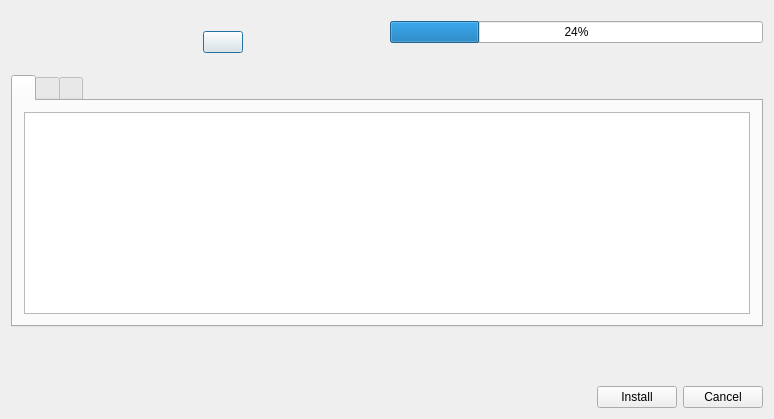
mvo5/gdebi, file data/GDebiKDEDialog.ui: the form before one commit.
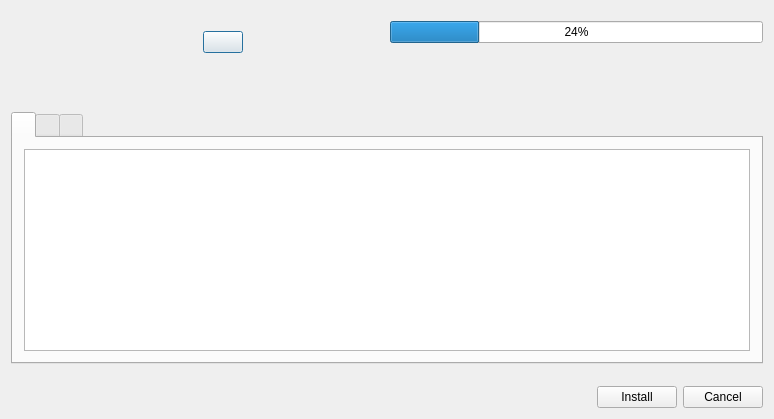
The form after the commit.

```diff
--- a/data/GDebiKDEDialog.ui
+++ b/data/GDebiKDEDialog.ui
@@ -21,8 +21,8 @@
   <property name="sizeGripEnabled" >
    <bool>false</bool>
   </property>
-  <layout class="QVBoxLayout" >
-   <item>
+  <layout class="QGridLayout" name="gridLayout" >
+   <item row="0" column="0" >
     <layout class="QHBoxLayout" >
      <item>
       <layout class="QGridLayout" >
@@ -144,7 +144,7 @@
      </item>
     </layout>
    </item>
-   <item>
+   <item row="1" column="0" >
     <spacer name="spacer3" >
      <property name="orientation" >
       <enum>Qt::Vertical</enum>
@@ -160,7 +160,81 @@
      </property>
     </spacer>
    </item>
-   <item>
+   <item row="2" column="0" >
+    <layout class="QHBoxLayout" >
+     <item>
+      <spacer name="spacer5" >
+       <property name="orientation" >
+        <enum>Qt::Horizontal</enum>
+       </property>
+       <property name="sizeType" >
+        <enum>QSizePolicy::Fixed</enum>
+       </property>
+       <property name="sizeHint" stdset="0" >
+        <size>
+         <width>20</width>
+         <height>20</height>
+        </size>
+       </property>
+      </spacer>
+     </item>
+     <item>
+      <widget class="QLabel" name="infoIcon" >
+       <property name="enabled" >
+        <bool>true</bool>
+       </property>
+       <property name="sizePolicy" >
+        <sizepolicy vsizetype="Minimum" hsizetype="Minimum" >
+         <horstretch>0</horstretch>
+         <verstretch>0</verstretch>
+        </sizepolicy>
+       </property>
+       <property name="maximumSize" >
+        <size>
+         <width>32</width>
+         <height>32</height>
+        </size>
+       </property>
+       <property name="scaledContents" >
+        <bool>true</bool>
+       </property>
+       <property name="wordWrap" >
+        <bool>false</bool>
+       </property>
+      </widget>
+     </item>
+     <item>
+      <widget class="QLabel" name="infoBox" >
+       <property name="enabled" >
+        <bool>true</bool>
+       </property>
+       <property name="text" >
+        <string/>
+       </property>
+       <property name="wordWrap" >
+        <bool>false</bool>
+       </property>
+      </widget>
+     </item>
+     <item>
+      <spacer name="spacer4" >
+       <property name="orientation" >
+        <enum>Qt::Horizontal</enum>
+       </property>
+       <property name="sizeType" >
+        <enum>QSizePolicy::Fixed</enum>
+       </property>
+       <property name="sizeHint" stdset="0" >
+        <size>
+         <width>51</width>
+         <height>31</height>
+        </size>
+       </property>
+      </spacer>
+     </item>
+    </layout>
+   </item>
+   <item row="3" column="0" >
     <widget class="QTabWidget" name="tabWidget2" >
      <property name="sizePolicy" >
       <sizepolicy vsizetype="Expanding" hsizetype="Expanding" >
@@ -385,81 +459,7 @@
      </widget>
     </widget>
    </item>
-   <item>
-    <layout class="QHBoxLayout" >
-     <item>
-      <spacer name="spacer5" >
-       <property name="orientation" >
-        <enum>Qt::Horizontal</enum>
-       </property>
-       <property name="sizeType" >
-        <enum>QSizePolicy::Fixed</enum>
-       </property>
-       <property name="sizeHint" stdset="0" >
-        <size>
-         <width>20</width>
-         <height>20</height>
-        </size>
-       </property>
-      </spacer>
-     </item>
-     <item>
-      <widget class="QLabel" name="infoIcon" >
-       <property name="enabled" >
-        <bool>true</bool>
-       </property>
-       <property name="sizePolicy" >
-        <sizepolicy vsizetype="Minimum" hsizetype="Minimum" >
-         <horstretch>0</horstretch>
-         <verstretch>0</verstretch>
-        </sizepolicy>
-       </property>
-       <property name="maximumSize" >
-        <size>
-         <width>32</width>
-         <height>32</height>
-        </size>
-       </property>
-       <property name="scaledContents" >
-        <bool>true</bool>
-       </property>
-       <property name="wordWrap" >
-        <bool>false</bool>
-       </property>
-      </widget>
-     </item>
-     <item>
-      <widget class="QLabel" name="infoBox" >
-       <property name="enabled" >
-        <bool>true</bool>
-       </property>
-       <property name="text" >
-        <string/>
-       </property>
-       <property name="wordWrap" >
-        <bool>false</bool>
-       </property>
-      </widget>
-     </item>
-     <item>
-      <spacer name="spacer4" >
-       <property name="orientation" >
-        <enum>Qt::Horizontal</enum>
-       </property>
-       <property name="sizeType" >
-        <enum>QSizePolicy::Fixed</enum>
-       </property>
-       <property name="sizeHint" stdset="0" >
-        <size>
-         <width>51</width>
-         <height>31</height>
-        </size>
-       </property>
-      </spacer>
-     </item>
-    </layout>
-   </item>
-   <item>
+   <item row="4" column="0" >
     <spacer name="spacer2" >
      <property name="orientation" >
       <enum>Qt::Vertical</enum>
@@ -475,7 +475,7 @@
      </property>
     </spacer>
    </item>
-   <item>
+   <item row="5" column="0" >
     <layout class="QHBoxLayout" >
      <item>
       <spacer name="Horizontal Spacing2_2" >
```
Left out of the diff: 3 changed lines with no effect on the pictures.
